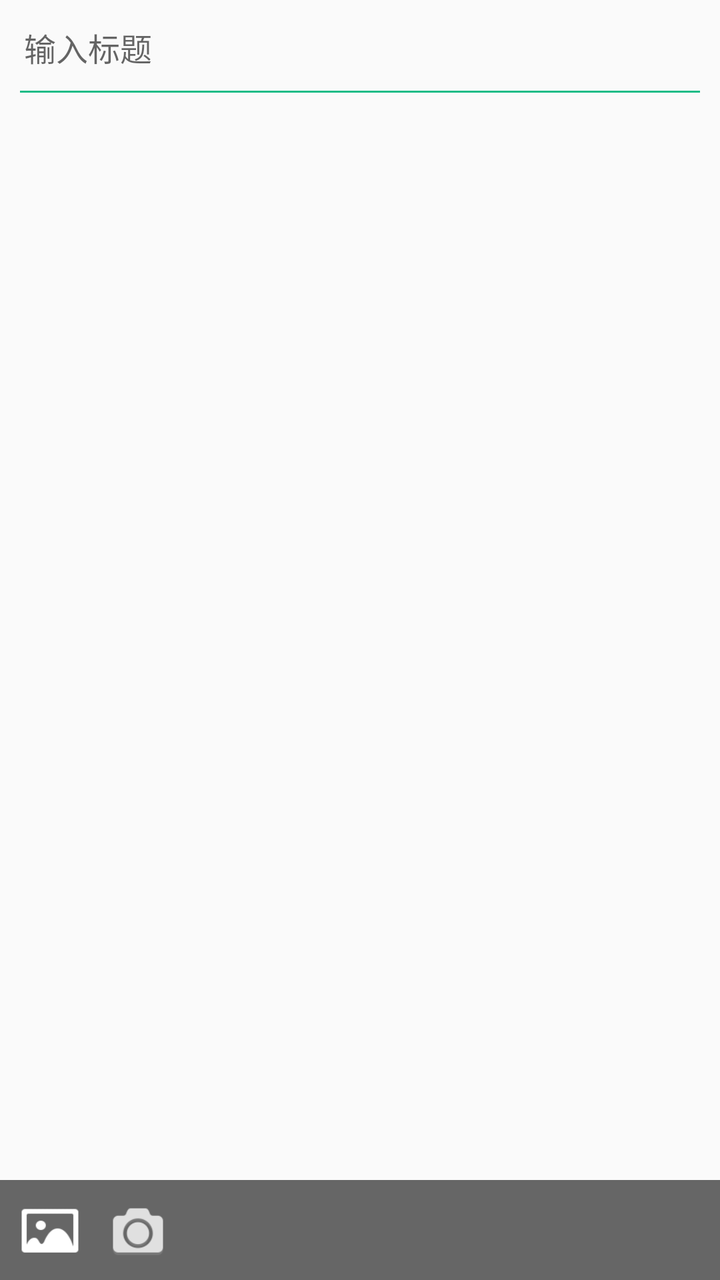
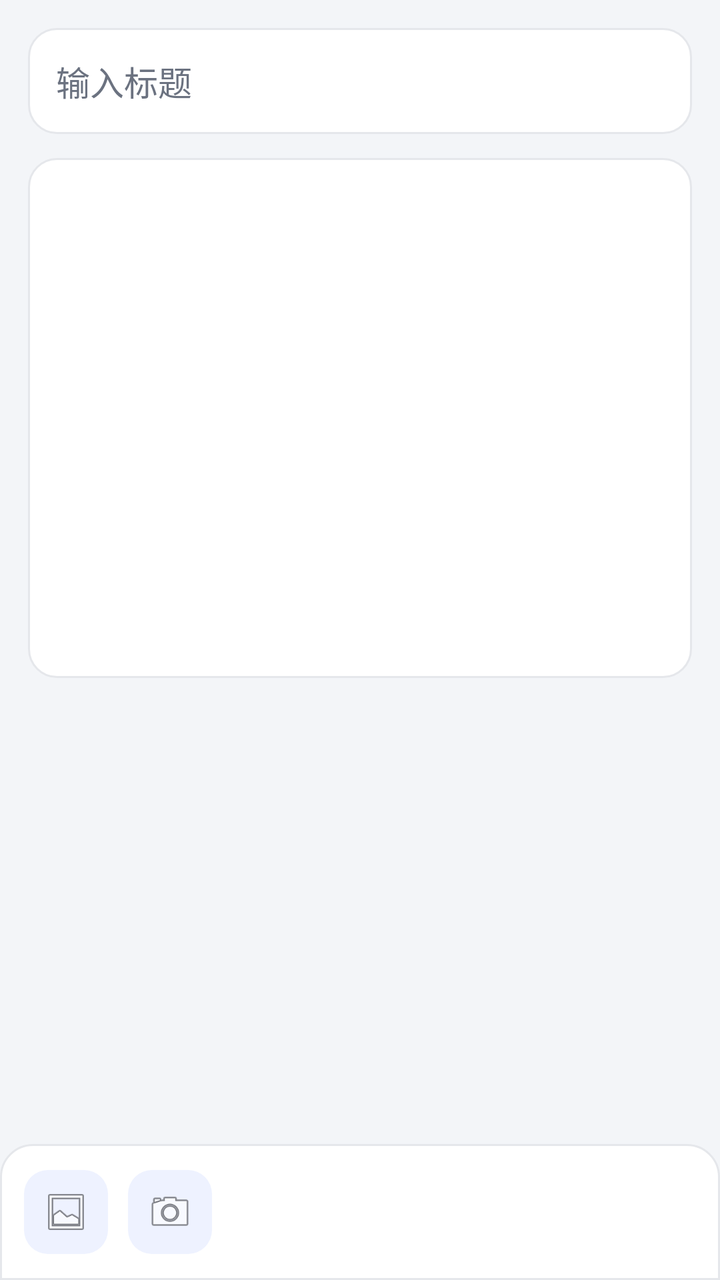

Two renders of the same Android screen: before a commit and after it. Below are the layout's source before the change and the commit's diff.
<!-- AndroidManifest.xml: fallback theme Theme.MaterialComponents.DayNight.NoActionBar -->
<!-- res/layout/activity_note_reedit.xml -->
<?xml version="1.0" encoding="utf-8"?>
<RelativeLayout xmlns:android="http://schemas.android.com/apk/res/android"
    android:layout_width="match_parent"
    android:layout_height="match_parent"
    android:background="@color/white"
    android:orientation="vertical" >

    <ScrollView
        android:layout_width="fill_parent"
        android:layout_height="fill_parent"
        android:layout_marginBottom="50dp"
        android:orientation="vertical"
        android:scrollbars="none" >

        <LinearLayout
            android:id="@+id/title_layer"
            android:layout_width="match_parent"
            android:layout_height="wrap_content"
            android:orientation="vertical" >

            <EditText
                android:id="@+id/note_title"
                android:layout_width="match_parent"
                android:layout_height="wrap_content"
                android:layout_gravity="center_vertical"
                android:layout_marginLeft="12dp"
                android:layout_marginRight="12dp"
                android:layout_marginTop="12dp"
                android:background="@null"
                android:gravity="center_vertical"
                android:hint="输入标题"
                android:textColor="#212121"
                android:textSize="16sp" />

            <View
                android:id="@+id/note_divider"
                android:layout_width="match_parent"
                android:layout_height="1dp"
                android:layout_margin="10dp"
                android:background="#1ABC87"
                android:padding="20dp" />

            <LinearLayout
                android:id="@+id/note_content"
                android:layout_width="match_parent"
                android:layout_height="wrap_content"
                android:gravity="top"
                android:orientation="vertical"
                android:paddingBottom="10dp"
                android:paddingLeft="20dp"
                android:paddingRight="20dp" />
        </LinearLayout>
    </ScrollView>

    <RelativeLayout
        android:layout_width="match_parent"
        android:layout_height="match_parent" >

        

        <LinearLayout
            android:id="@+id/title"
            android:layout_width="fill_parent"
            android:layout_height="50dp"
            android:layout_alignParentBottom="true"
            android:background="#666"
            android:gravity="center_vertical"
            android:orientation="horizontal" >

            <View
                android:id="@+id/button1"
                android:layout_width="30dp"
                android:layout_height="28dp"
                android:layout_marginLeft="10dp"
                android:background="@drawable/image1"
                android:gravity="center_horizontal" />

            <View
                android:id="@+id/button2"
                android:layout_width="30dp"
                android:layout_height="30dp"
                android:layout_marginLeft="14dp"
                android:background="@drawable/image2"
                android:gravity="center_horizontal" />
        </LinearLayout>
    </RelativeLayout>

</RelativeLayout>
<!-- resources referenced by this layout -->
<resources>
  <color name="white">#fafafa</color>
  <!-- drawable image1: png bitmap (drawable-hdpi, 921 bytes) -->
  <!-- drawable image2: png bitmap (drawable-hdpi, 1221 bytes) -->
</resources>

<!-- the commit's change to res/layout/activity_note_reedit.xml (unified diff, before → after) -->
@@ -2,87 +2,74 @@
 <RelativeLayout xmlns:android="http://schemas.android.com/apk/res/android"
     android:layout_width="match_parent"
     android:layout_height="match_parent"
-    android:background="@color/white"
-    android:orientation="vertical" >
+    android:background="@color/ui_page_bg">
 
     <ScrollView
-        android:layout_width="fill_parent"
-        android:layout_height="fill_parent"
-        android:layout_marginBottom="50dp"
-        android:orientation="vertical"
-        android:scrollbars="none" >
+        android:layout_width="match_parent"
+        android:layout_height="match_parent"
+        android:layout_above="@+id/title"
+        android:fillViewport="true"
+        android:scrollbars="none">
 
         <LinearLayout
             android:id="@+id/title_layer"
             android:layout_width="match_parent"
             android:layout_height="wrap_content"
-            android:orientation="vertical" >
+            android:orientation="vertical"
+            android:padding="14dp">
 
             <EditText
                 android:id="@+id/note_title"
                 android:layout_width="match_parent"
                 android:layout_height="wrap_content"
-                android:layout_gravity="center_vertical"
-                android:layout_marginLeft="12dp"
-                android:layout_marginRight="12dp"
-                android:layout_marginTop="12dp"
-                android:background="@null"
+                android:background="@drawable/bg_card_surface"
                 android:gravity="center_vertical"
                 android:hint="输入标题"
-                android:textColor="#212121"
-                android:textSize="16sp" />
-
-            <View
-                android:id="@+id/note_divider"
-                android:layout_width="match_parent"
-                android:layout_height="1dp"
-                android:layout_margin="10dp"
-                android:background="#1ABC87"
-                android:padding="20dp" />
+                android:padding="14dp"
+                android:textColor="@color/ui_text_primary"
+                android:textColorHint="@color/ui_text_secondary"
+                android:textSize="17sp" />
 
             <LinearLayout
                 android:id="@+id/note_content"
                 android:layout_width="match_parent"
                 android:layout_height="wrap_content"
+                android:layout_marginTop="12dp"
+                android:background="@drawable/bg_card_surface"
                 android:gravity="top"
+                android:minHeight="260dp"
                 android:orientation="vertical"
-                android:paddingBottom="10dp"
-                android:paddingLeft="20dp"
-                android:paddingRight="20dp" />
+                android:padding="14dp" />
         </LinearLayout>
     </ScrollView>
 
-    <RelativeLayout
+    <LinearLayout
+        android:id="@+id/title"
         android:layout_width="match_parent"
-        android:layout_height="match_parent" >
+        android:layout_height="68dp"
+        android:layout_alignParentBottom="true"
+        android:background="@drawable/bg_toolbar_surface"
+        android:gravity="center_vertical"
+        android:orientation="horizontal"
+        android:paddingLeft="12dp"
+        android:paddingRight="12dp">
 
-        
+        <ImageView
+            android:id="@+id/button1"
+            android:layout_width="42dp"
+            android:layout_height="42dp"
+            android:layout_marginRight="10dp"
+            android:background="@drawable/bg_toolbar_action"
+            android:padding="9dp"
+            android:src="@android:drawable/ic_menu_gallery" />
 
-        <LinearLayout
-            android:id="@+id/title"
-            android:layout_width="fill_parent"
-            android:layout_height="50dp"
-            android:layout_alignParentBottom="true"
-            android:background="#666"
-            android:gravity="center_vertical"
-            android:orientation="horizontal" >
-
-            <View
-                android:id="@+id/button1"
-                android:layout_width="30dp"
-                android:layout_height="28dp"
-                android:layout_marginLeft="10dp"
-                android:background="@drawable/image1"
-                android:gravity="center_horizontal" />
-
-            <View
-                android:id="@+id/button2"
-                android:layout_width="30dp"
-                android:layout_height="30dp"
-                android:layout_marginLeft="14dp"
-                android:background="@drawable/image2"
-                android:gravity="center_horizontal" />
-        </LinearLayout>
-    </RelativeLayout>
+        <ImageView
+            android:id="@+id/button2"
+            android:layout_width="42dp"
+            android:layout_height="42dp"
+            android:background="@drawable/bg_toolbar_action"
+            android:padding="9dp"
+            android:src="@android:drawable/ic_menu_camera" />
+    </LinearLayout>
 
 </RelativeLayout>
<!-- resource entries referenced after the edit -->
@@ -1,7 +1,50 @@
 <!-- resources referenced by this layout -->
 <resources>
-  <color name="white">#fafafa</color>
-  <!-- drawable image1: png bitmap (drawable-hdpi, 921 bytes) -->
-  <!-- drawable image2: png bitmap (drawable-hdpi, 1221 bytes) -->
+  <color name="ui_page_bg">#F3F5F8</color>
+  <color name="ui_text_primary">#1F2937</color>
+  <color name="ui_text_secondary">#6B7280</color>
+  <!-- drawable bg_card_surface (drawable) -->
+  <?xml version="1.0" encoding="utf-8"?>
+  <shape xmlns:android="http://schemas.android.com/apk/res/android"
+      android:shape="rectangle">
+      <solid android:color="@color/ui_surface" />
+      <corners android:radius="14dp" />
+      <stroke
+          android:width="1dp"
+          android:color="@color/ui_divider" />
+  </shape>
+  <!-- drawable bg_toolbar_action (drawable) -->
+  <?xml version="1.0" encoding="utf-8"?>
+  <selector xmlns:android="http://schemas.android.com/apk/res/android">
+      <item android:state_pressed="true">
+          <shape android:shape="rectangle">
+              <solid android:color="@color/ui_accent_pressed" />
+              <corners android:radius="12dp" />
+          </shape>
+      </item>
+      <item>
+          <shape android:shape="rectangle">
+              <solid android:color="@color/ui_toolbar_icon_bg" />
+              <corners android:radius="12dp" />
+          </shape>
+      </item>
+  </selector>
+  <!-- drawable bg_toolbar_surface (drawable) -->
+  <?xml version="1.0" encoding="utf-8"?>
+  <shape xmlns:android="http://schemas.android.com/apk/res/android"
+      android:shape="rectangle">
+      <solid android:color="@color/ui_toolbar_bg" />
+      <corners
+          android:topLeftRadius="16dp"
+          android:topRightRadius="16dp" />
+      <stroke
+          android:width="1dp"
+          android:color="@color/ui_divider" />
+  </shape>
+  <color name="ui_surface">#FFFFFF</color>
+  <color name="ui_divider">#E5E7EB</color>
+  <color name="ui_accent_pressed">#4338CA</color>
+  <color name="ui_toolbar_icon_bg">#EEF2FF</color>
+  <color name="ui_toolbar_bg">#FFFFFF</color>
 </resources>
 
